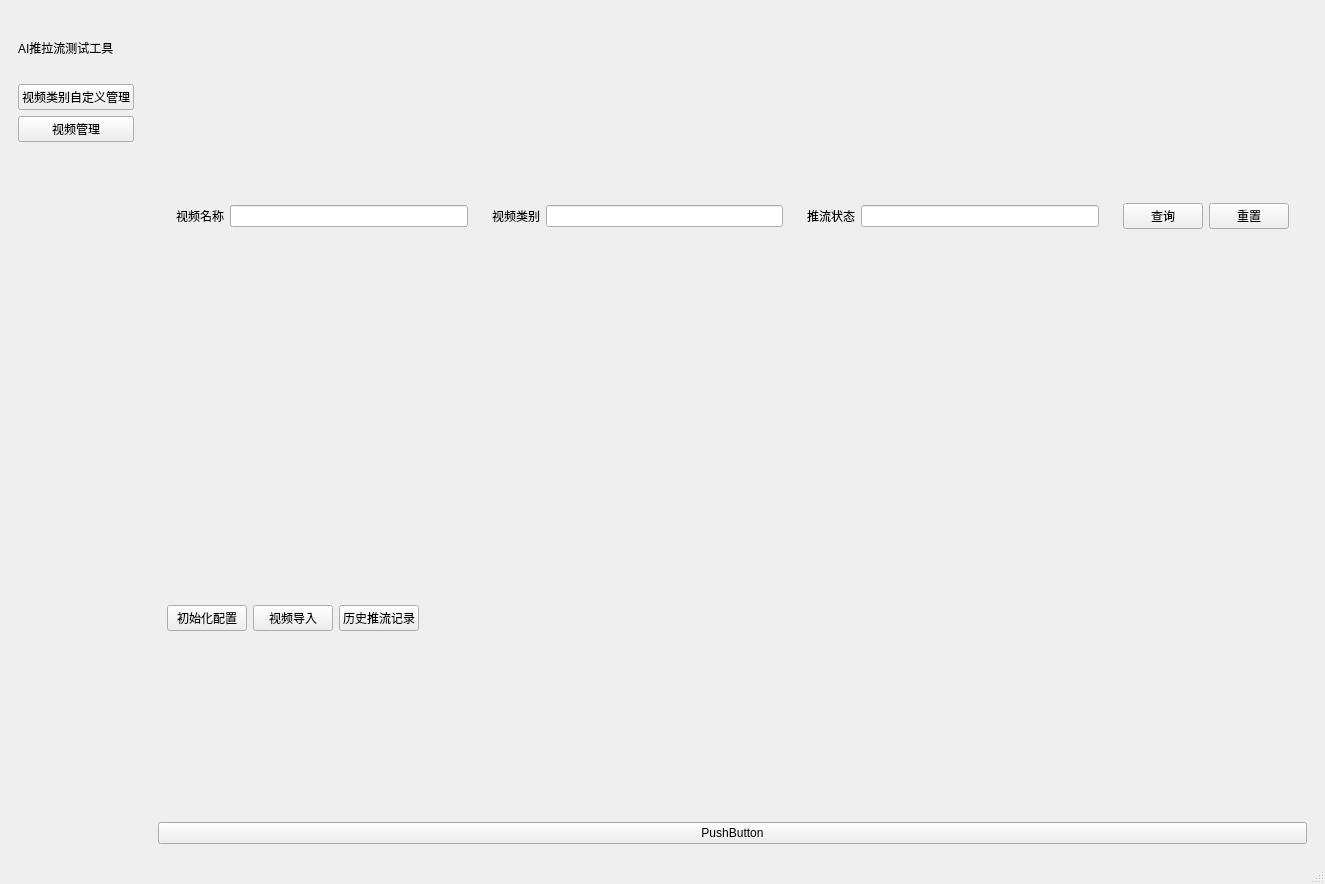
Qt form mainwindow.ui (desmoscook/AIstreamAssistant) before a commit.
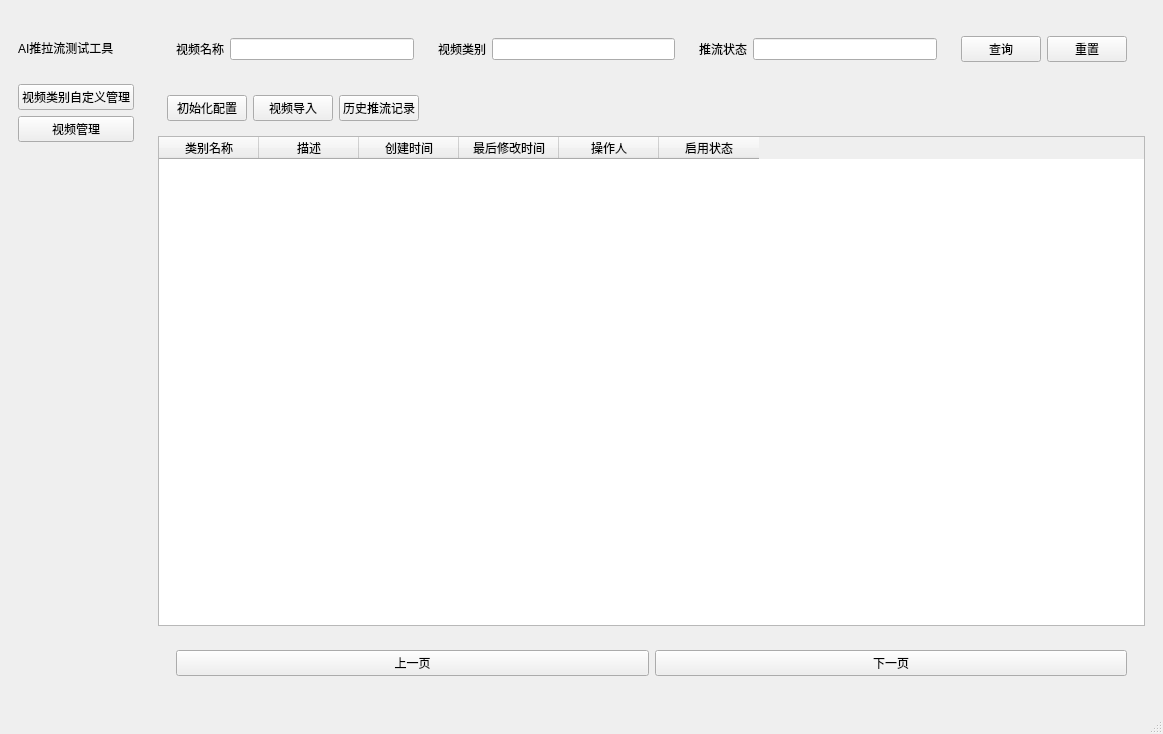
The same form after that commit. The open tabs and pages were chosen to show the change.

```diff
--- a/mainwindow.ui
+++ b/mainwindow.ui
@@ -6,8 +6,8 @@
    <rect>
     <x>0</x>
     <y>0</y>
-    <width>1325</width>
-    <height>884</height>
+    <width>1163</width>
+    <height>734</height>
    </rect>
   </property>
   <property name="windowTitle">
@@ -257,10 +257,63 @@
          </widget>
         </item>
         <item>
-         <widget class="QPushButton" name="pushButton_6">
-          <property name="text">
-           <string>PushButton</string>
-          </property>
+         <widget class="QTableWidget" name="videoTableWidget">
+          <column>
+           <property name="text">
+            <string>类别名称</string>
+           </property>
+          </column>
+          <column>
+           <property name="text">
+            <string>描述</string>
+           </property>
+          </column>
+          <column>
+           <property name="text">
+            <string>创建时间</string>
+           </property>
+          </column>
+          <column>
+           <property name="text">
+            <string>最后修改时间</string>
+           </property>
+          </column>
+          <column>
+           <property name="text">
+            <string>操作人</string>
+           </property>
+          </column>
+          <column>
+           <property name="text">
+            <string>启用状态</string>
+           </property>
+          </column>
+         </widget>
+        </item>
+        <item>
+         <widget class="QWidget" name="widget_9" native="true">
+          <layout class="QHBoxLayout" name="horizontalLayout_16">
+           <item>
+            <widget class="QWidget" name="widget_13" native="true">
+             <layout class="QHBoxLayout" name="horizontalLayout_12">
+              <item>
+               <widget class="QPushButton" name="videoSearchBtn_2">
+                <property name="text">
+                 <string>上一页</string>
+                </property>
+               </widget>
+              </item>
+              <item>
+               <widget class="QPushButton" name="videoResetBtn_2">
+                <property name="text">
+                 <string>下一页</string>
+                </property>
+               </widget>
+              </item>
+             </layout>
+            </widget>
+           </item>
+          </layout>
          </widget>
         </item>
        </layout>
```
Left out of the diff: 74 changed lines with no effect on the pictures.
